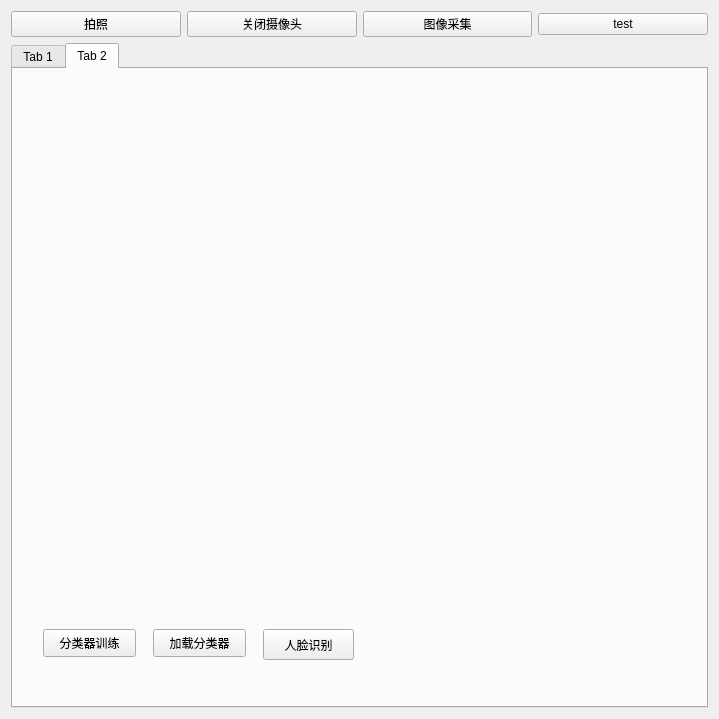
This is FaceRecognition/facerec.ui in mangzhongGit/FaceRecognition as Qt 5 draws it before an edit. The edited form follows.
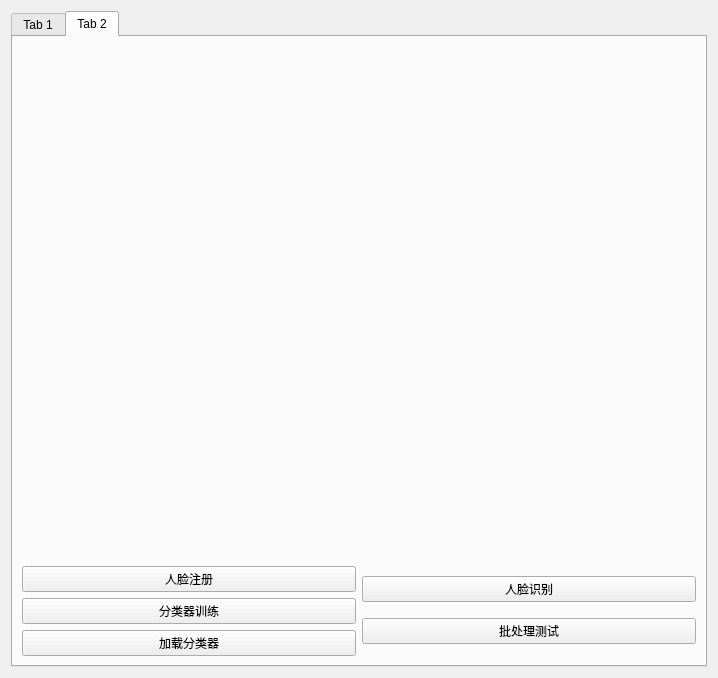
This is the edited form.

Patch:
```diff
--- a/FaceRecognition/facerec.ui
+++ b/FaceRecognition/facerec.ui
@@ -6,8 +6,8 @@
    <rect>
     <x>0</x>
     <y>0</y>
-    <width>719</width>
-    <height>719</height>
+    <width>718</width>
+    <height>678</height>
    </rect>
   </property>
   <property name="windowTitle">
@@ -17,36 +17,6 @@
    <item>
     <layout class="QHBoxLayout" name="horizontalLayout_2">
      <item>
-      <widget class="QPushButton" name="takePhotoButton">
-       <property name="text">
-        <string>拍照</string>
-       </property>
-      </widget>
-     </item>
-     <item>
-      <widget class="QPushButton" name="closeCameraButton">
-       <property name="text">
-        <string>关闭摄像头</string>
-       </property>
-      </widget>
-     </item>
-     <item>
-      <widget class="QPushButton" name="takeOwnPhotoButton">
-       <property name="text">
-        <string>图像采集</string>
-       </property>
-      </widget>
-     </item>
-     <item>
-      <widget class="QPushButton" name="fillLightButton">
-       <property name="text">
-        <string>test</string>
-       </property>
-      </widget>
-     </item>
-    </layout>
-   </item>
-   <item>
     <widget class="QTabWidget" name="tabWidget">
      <property name="currentIndex">
       <number>1</number>
@@ -130,60 +100,88 @@
       <attribute name="title">
        <string>Tab 2</string>
       </attribute>
+        <layout class="QVBoxLayout" name="verticalLayout_6">
+         <item>
+          <layout class="QHBoxLayout" name="horizontalLayout_6">
+           <item>
       <widget class="QLabel" name="videoLabel">
-       <property name="geometry">
-        <rect>
-         <x>0</x>
-         <y>0</y>
-         <width>501</width>
-         <height>471</height>
-        </rect>
-       </property>
+             <property name="text">
+              <string/>
+             </property>
+            </widget>
+           </item>
+           <item>
+            <layout class="QVBoxLayout" name="verticalLayout_5">
+             <item>
+              <widget class="QLabel" name="faceLabel">
        <property name="text">
         <string/>
        </property>
       </widget>
+             </item>
+             <item>
+              <widget class="QLabel" name="label_5">
+               <property name="text">
+                <string/>
+               </property>
+              </widget>
+             </item>
+            </layout>
+           </item>
+          </layout>
+         </item>
+         <item>
+          <layout class="QHBoxLayout" name="horizontalLayout_5">
+           <item>
+            <layout class="QVBoxLayout" name="verticalLayout_3">
+             <item>
+              <widget class="QPushButton" name="takeOwnPhotoButton">
+               <property name="text">
+                <string>人脸注册</string>
+               </property>
+              </widget>
+             </item>
+             <item>
       <widget class="QPushButton" name="modelTrainButton">
-       <property name="geometry">
-        <rect>
-         <x>30</x>
-         <y>560</y>
-         <width>93</width>
-         <height>28</height>
-        </rect>
-       </property>
        <property name="text">
         <string>分类器训练</string>
        </property>
       </widget>
+             </item>
+             <item>
       <widget class="QPushButton" name="loadXMLButton">
-       <property name="geometry">
-        <rect>
-         <x>140</x>
-         <y>560</y>
-         <width>93</width>
-         <height>28</height>
-        </rect>
-       </property>
        <property name="text">
         <string>加载分类器</string>
        </property>
       </widget>
+             </item>
+            </layout>
+           </item>
+           <item>
+            <layout class="QVBoxLayout" name="verticalLayout_4">
+             <item>
       <widget class="QPushButton" name="openCameraButton">
-       <property name="geometry">
-        <rect>
-         <x>250</x>
-         <y>560</y>
-         <width>91</width>
-         <height>31</height>
-        </rect>
-       </property>
        <property name="text">
         <string>人脸识别</string>
        </property>
       </widget>
-     </widget>
-    </widget>
+             </item>
+             <item>
+              <widget class="QPushButton" name="pushButton">
+               <property name="text">
+                <string>批处理测试</string>
+               </property>
+              </widget>
+             </item>
+            </layout>
+           </item>
+          </layout>
+         </item>
+        </layout>
+       </widget>
+      </widget>
+     </item>
+    </layout>
    </item>
   </layout>
  </widget>
```
Left out of the diff: 17 changed lines with no effect on the pictures. Lines whose indentation alone changed are shown as unchanged.
